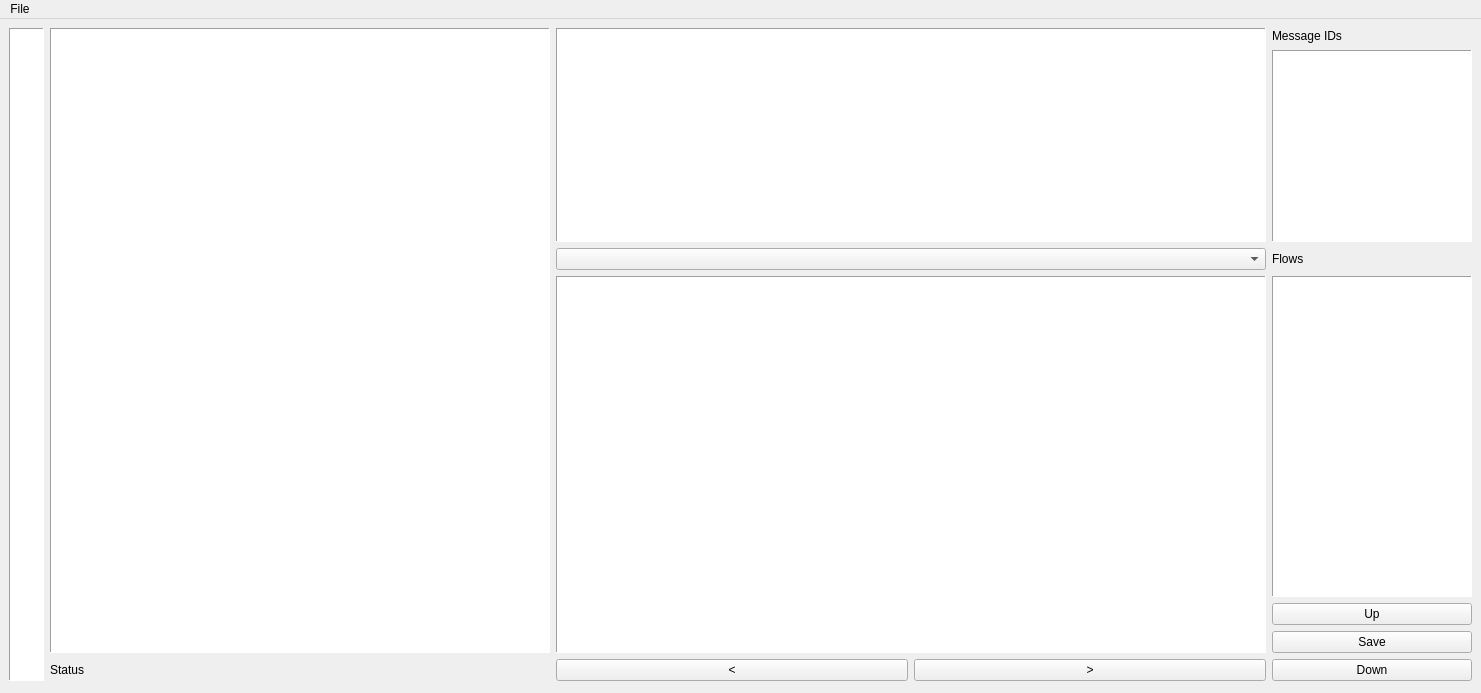
This is Content Engineer Studio/main_window.ui in GhubDB/Content-Engineer-Studio as Qt 5 draws it before an edit. The edited form follows.
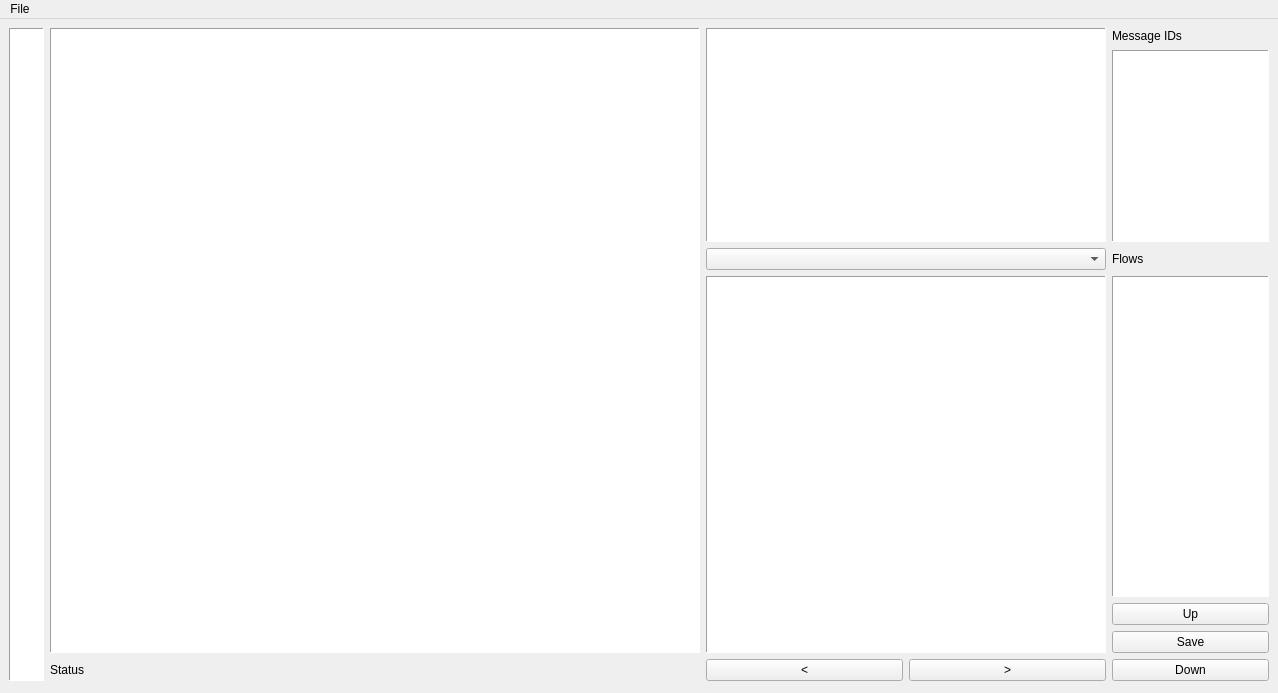
This is the edited form.

Commit message: getting text from texteditor widgets in btn_save

Diff of the .ui file:
```diff
--- a/Content Engineer Studio/main_window.ui
+++ b/Content Engineer Studio/main_window.ui
@@ -6,7 +6,7 @@
    <rect>
     <x>0</x>
     <y>0</y>
-    <width>1481</width>
+    <width>1278</width>
     <height>693</height>
    </rect>
   </property>
@@ -35,7 +35,7 @@
       </property>
       <property name="minimumSize">
        <size>
-        <width>500</width>
+        <width>650</width>
         <height>0</height>
        </size>
       </property>
@@ -80,6 +80,12 @@
         <verstretch>2</verstretch>
        </sizepolicy>
       </property>
+      <property name="minimumSize">
+       <size>
+        <width>400</width>
+        <height>0</height>
+       </size>
+      </property>
       <property name="font">
        <font>
         <pointsize>10</pointsize>
@@ -359,6 +365,9 @@
       <property name="selectionMode">
        <enum>QAbstractItemView::NoSelection</enum>
       </property>
+      <property name="showGrid">
+       <bool>false</bool>
+      </property>
       <property name="gridStyle">
        <enum>Qt::SolidLine</enum>
       </property>
@@ -389,7 +398,7 @@
     <rect>
      <x>0</x>
      <y>0</y>
-     <width>1481</width>
+     <width>1278</width>
      <height>26</height>
     </rect>
    </property>
```
The commit also changes 6 other files.
